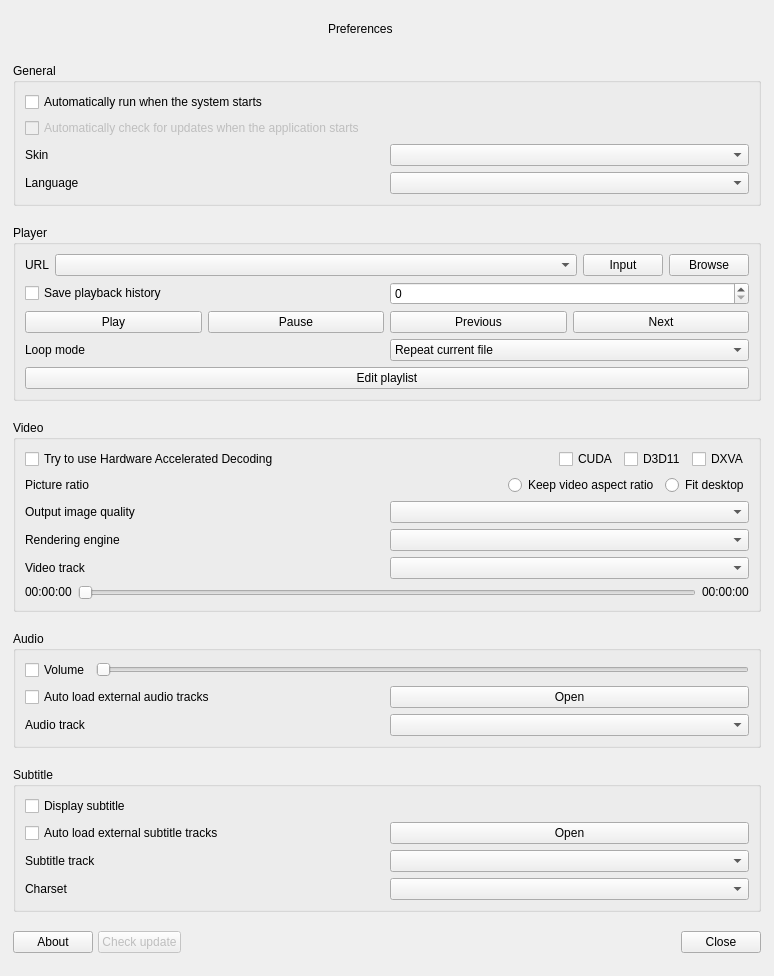
Qt form src/ddmain/forms/preferencesdialog.ui (wangwenx190/dynamic-desktop) before a commit.
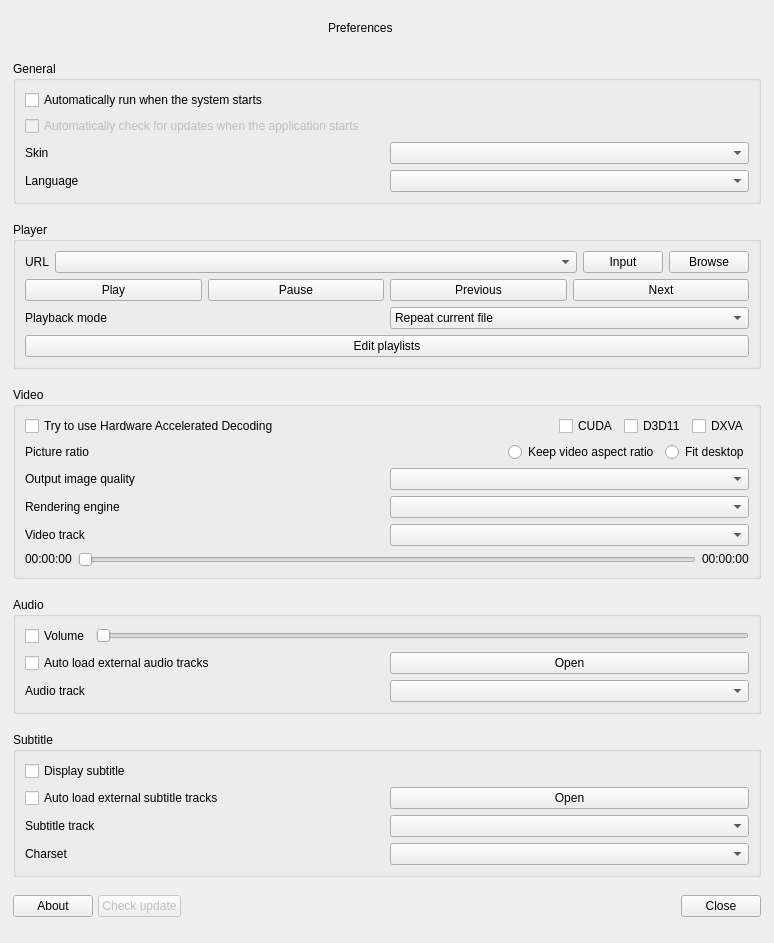
The same form after that commit. Custom widgets are drawn as their Qt base class.

The edit to the form file:
```diff
--- a/src/ddmain/forms/preferencesdialog.ui
+++ b/src/ddmain/forms/preferencesdialog.ui
@@ -7,7 +7,7 @@
     <x>0</x>
     <y>0</y>
     <width>774</width>
-    <height>976</height>
+    <height>943</height>
    </rect>
   </property>
   <property name="sizePolicy">
@@ -310,20 +310,6 @@
         </item>
        </layout>
       </item>
-      <item>
-       <layout class="QHBoxLayout" name="horizontalLayout_19">
-        <item>
-         <widget class="QCheckBox" name="checkBox_history">
-          <property name="text">
-           <string>Save playback history</string>
-          </property>
-         </widget>
-        </item>
-        <item>
-         <widget class="QSpinBox" name="spinBox_history"/>
-        </item>
-       </layout>
-      </item>
       <item>
        <layout class="QHBoxLayout" name="horizontalLayout_5">
         <item>
@@ -361,7 +347,7 @@
         <item>
          <widget class="QLabel" name="label_loop_mode">
           <property name="text">
-           <string>Loop mode</string>
+           <string>Playback mode</string>
           </property>
          </widget>
         </item>
@@ -404,7 +390,7 @@
       <item>
        <widget class="QPushButton" name="pushButton_edit_playlist">
         <property name="text">
-         <string>Edit playlist</string>
+         <string>Edit playlists</string>
         </property>
        </widget>
       </item>
```
Left out of the diff: 4 changed lines with no effect on the pictures.
